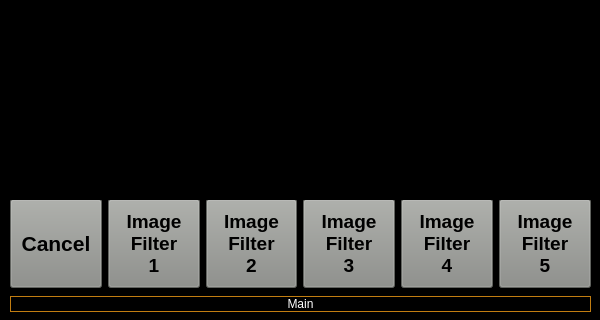
First picture: the form in Proj/code/LS/LSApp/imgfiltwindow.ui, repository ElectroQuanta/MDO, before the edit; both pictures show x 0 to 600 and y 704 to 1024 of the 600 by 1024 pixel window.
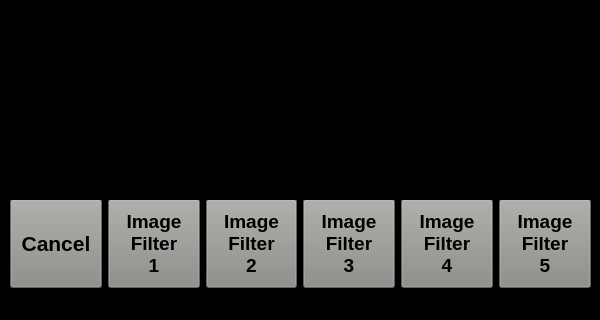
Second picture: the form after the edit. The open tabs and pages were chosen to show the change. Icons and pictures are not drawn.

Diff of the .ui file:
```diff
--- a/Proj/code/LS/LSApp/imgfiltwindow.ui
+++ b/Proj/code/LS/LSApp/imgfiltwindow.ui
@@ -54,25 +54,7 @@
        <height>31</height>
       </rect>
      </property>
-     <layout class="QHBoxLayout" name="horizontalLayout">
-      <item>
-       <widget class="QPushButton" name="pushButton">
-        <property name="toolTip">
-         <string/>
-        </property>
-        <property name="styleSheet">
-         <string notr="true">color: rgb(255, 255, 255);
-border: 1px solid rgb(193, 125, 17)
-/*border-color: rgb(193, 125, 17);
-border-radius: 5px
-*/</string>
-        </property>
-        <property name="text">
-         <string>Main</string>
-        </property>
-       </widget>
-      </item>
-     </layout>
+     <layout class="QHBoxLayout" name="horizontalLayout"/>
     </widget>
     <widget class="QWidget" name="horizontalLayoutWidget_2">
      <property name="geometry">
```
Left out of the diff: 2 changed lines with no effect on the pictures.
